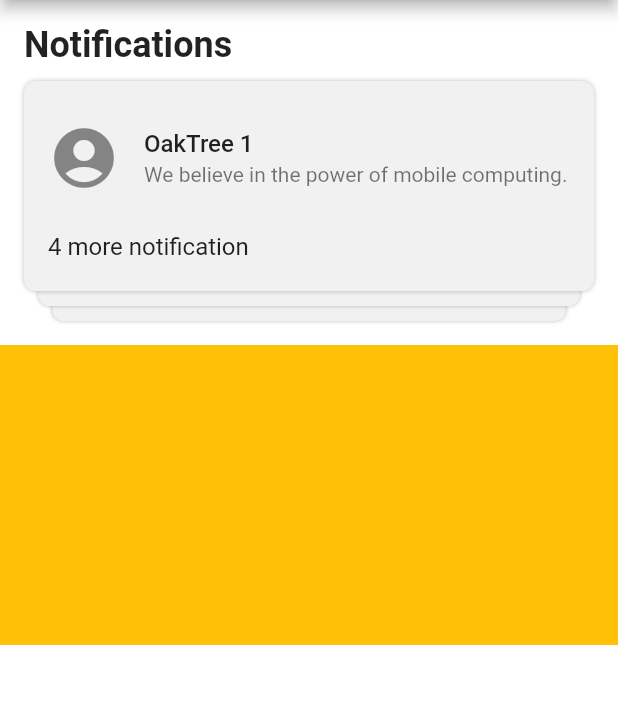
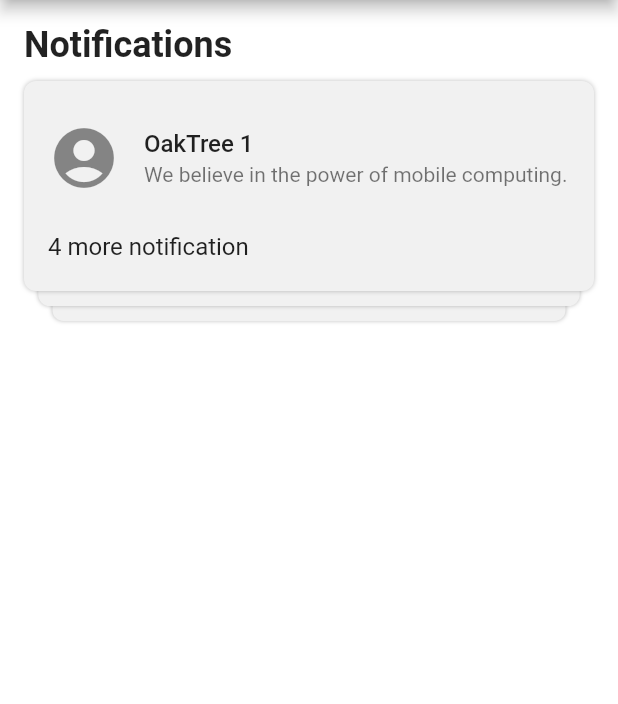
Before and after one commit to oaktreeapps/stacked_notification_cards, a Flutter app: the screen it shows after launch, on a phone screen of 412 x 824 dp, the part 84-788 px from its top. Run offline on Flutter 3.47's test engine with Material 2 defaults, Android fonts, the phone set to English and light mode, and no system bars; drawn by our look-alikes of flutter_slidable.

Commit message:
updated demo screen recording

```diff
--- a/example/lib/main.dart
+++ b/example/lib/main.dart
@@ -124,10 +124,10 @@ class _MyHomePageState extends State<MyHomePage> {
                 print(index);
               },
             ),
-            Container(
-              height: 200,
-              color: Colors.amber,
-            )
+            // Container(
+            //   height: 200,
+            //   color: Colors.amber,
+            // )
           ],
         ),
       ),
--- a/lib/src/constants.dart
+++ b/lib/src/constants.dart
@@ -1,4 +1,3 @@
-
 import 'package:flutter/material.dart';
 
 const TextStyle kCardTopTextStyle = TextStyle(
```
Also changed, not shown: assets/demo_record.gif (added), 1 other file.
